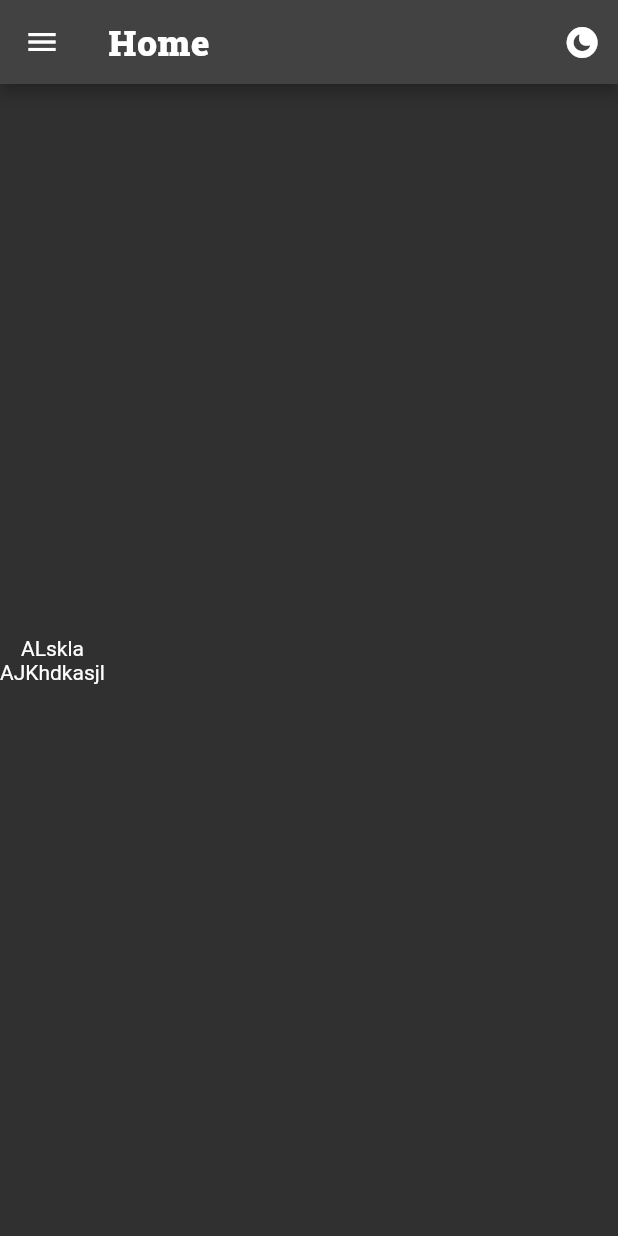
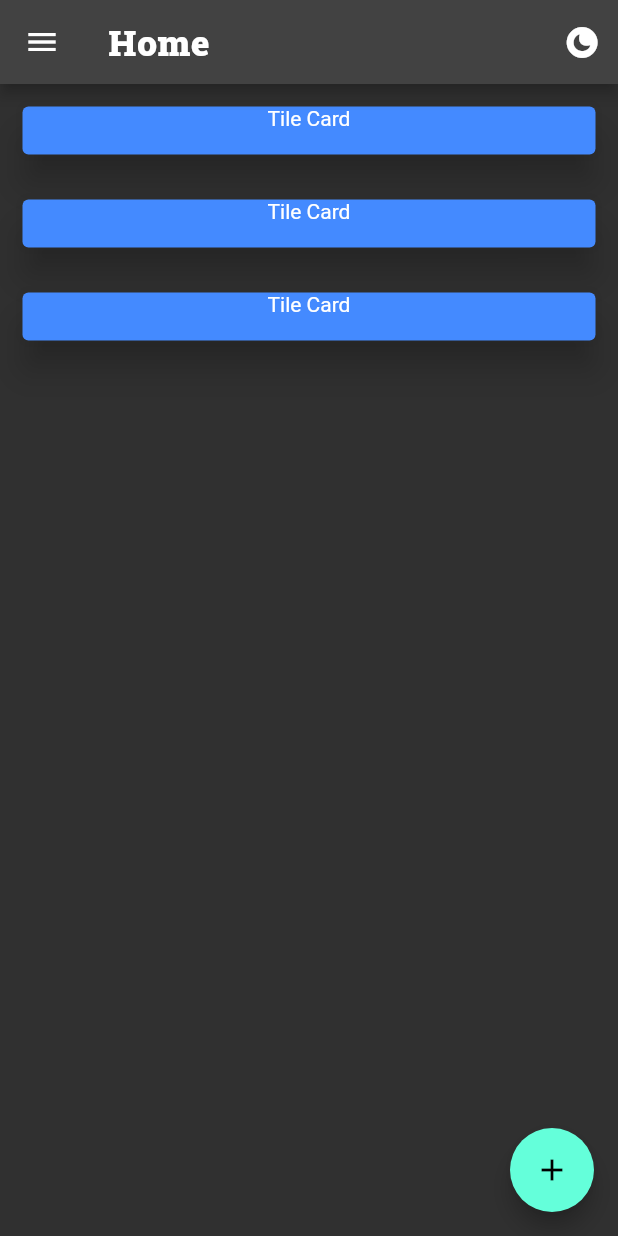
Before and after one commit to Samparka-App/Samparka, a Flutter app: the screen it shows after launch, on a phone screen of 412 x 824 dp. Run offline on Flutter 3.47's test engine with Material 2 defaults, Android fonts, the phone set to English and light mode, and no system bars; our stand-ins replace google_fonts.

Commit message:
creating the homePage

```diff
--- /dev/null
+++ b/lib/APIs/urls.dart
@@ -0,0 +1,4 @@
+class UrlConstants{
+  static String baseUrl = "https://dummyjson.com";
+  static String productsUrl = "/products";
+}
--- a/lib/pages/home.dart
+++ b/lib/pages/home.dart
@@ -1,20 +1,67 @@
 import 'package:flutter/material.dart';
 import 'package:samparka/main.dart';
 import 'package:samparka/widgets/drawer.dart';
-
 import '../widgets/appbar.dart';
 
-class HomePage extends StatelessWidget{
+class HomePage extends StatefulWidget {
+  @override
+  State<HomePage> createState() => _HomePageState();
+}
+
+class _HomePageState extends State<HomePage> {
   IconData ico = themeGlobalKey.currentState!.ico;
+  int tilesLength = 3;
+  List<MyCard> cardList = [MyCard(), MyCard(), MyCard()];
+
+  void increment() {
+    tilesLength++;
+    cardList = [];
+  }
+
   @override
-  Widget build(BuildContext context){
+  Widget build(BuildContext context) {
     return Scaffold(
-      appBar: MyAppBar(ico,"Home"),
+      appBar: MyAppBar("Home"),
       drawer: MyDrawer(),
-      body: Column(
-        mainAxisAlignment: MainAxisAlignment.center,
-        children: [Text("ALskla"), Text("AJKhdkasjl")],
+      body: ListView(
+          // mainAxisAlignment: MainAxisAlignment.center,
+          // crossAxisAlignment: CrossAxisAlignment.center,
+          children: cardList),
+      floatingActionButton: FloatingActionButton(
+        onPressed: () {
+          setState(() {
+            increment();
+            buildCards(cardList, tilesLength);
+          });
+        },
+        child: Icon(Icons.add),
       ),
     );
   }
 }
+
+class MyCard extends StatelessWidget {
+  @override
+  Widget build(BuildContext context) {
+    return Card(
+      margin: EdgeInsets.all(15),
+      elevation: 10.0,
+      color: Colors.blueAccent,
+      child: SizedBox(
+        height: 32,
+        width: MediaQuery.of(context).size.width / 1.25,
+        child: Text(
+          "Tile Card",
+          textAlign: TextAlign.center,
+        ),
+      ),
+    );
+  }
+}
+
+List<MyCard> buildCards(List<MyCard> cardsList, int length) {
+  for (int i = 0; i < length; i++) {
+    cardsList.add(MyCard());
+  }
+  return cardsList;
+}
--- a/lib/styles/textStyles.dart
+++ b/lib/styles/textStyles.dart
@@ -12,4 +12,19 @@ class Font{
     fontWeight: FontWeight.w100,
     letterSpacing: 1.25
   );
+  static TextStyle drawerOptions = TextStyle(
+    fontFamily: GoogleFonts.poppins().fontFamily,
+    fontWeight: FontWeight.w400,
+    letterSpacing: 1.15
+  );
+  static TextStyle textFont = TextStyle(
+    fontFamily: GoogleFonts.raleway().fontFamily,
+    fontWeight: FontWeight.w300,
+    wordSpacing: 1.5
+  );
+  static TextStyle textHeading = TextStyle(
+    fontFamily: GoogleFonts.robotoCondensed().fontFamily,
+    fontWeight: FontWeight.w100,
+    wordSpacing: 1.25
+  );
 }
--- a/lib/widgets/appbar.dart
+++ b/lib/widgets/appbar.dart
@@ -6,9 +6,9 @@ import '../styles/textStyles.dart';
 
 class MyAppBar extends StatelessWidget with PreferredSizeWidget{
   late String head;
-  late IconData ico;
 
-  MyAppBar(this.ico, this.head,{Key? key}) : super(key: key);
+
+  MyAppBar(this.head,{Key? key}) : super(key: key);
 
   @override
   Size get preferredSize => Size.fromHeight(kToolbarHeight);
@@ -24,7 +24,7 @@ class MyAppBar extends StatelessWidget with PreferredSizeWidget{
         IconButton(onPressed: () {
           themeGlobalKey.currentState?.changeTheme();
         }
-            , icon: Icon(ico))
+            , icon: Icon(themeGlobalKey.currentState?.ico))
       ],
     );
   }
--- a/pubspec.yaml
+++ b/pubspec.yaml
@@ -35,6 +35,7 @@ dependencies:
   # Use with the CupertinoIcons class for iOS style icons.
   cupertino_icons: ^1.0.2
   google_fonts: ^3.0.1
+  http: ^0.13.5
 
 dev_dependencies:
   flutter_test:
```
Also changed, not shown: lib/APIs/fetch.dart (added, +62 -0 lines), lib/APIs/productModel.dart (added, +89 -0 lines), lib/pages/api.dart (added, +12 -0 lines), lib/pages/introPage.dart (added, +12 -0 lines), lib/styles/themes.dart (added, +11 -0 lines), lib/widgets/drawer.dart (+11 -0 lines), pubspec.lock.
